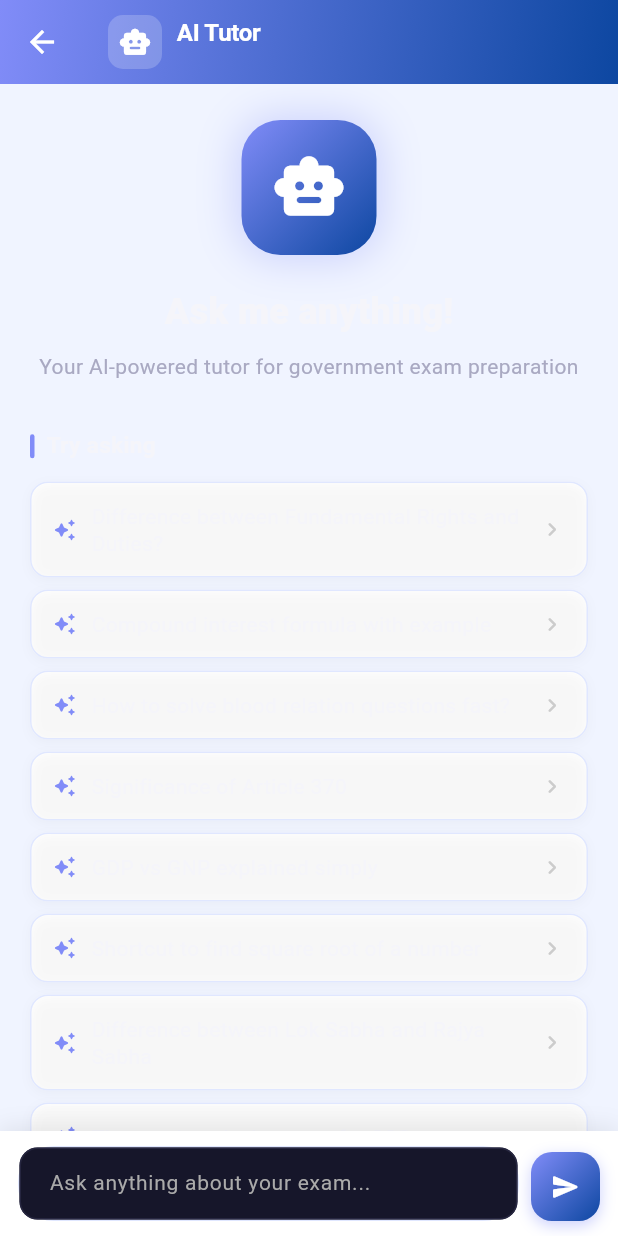
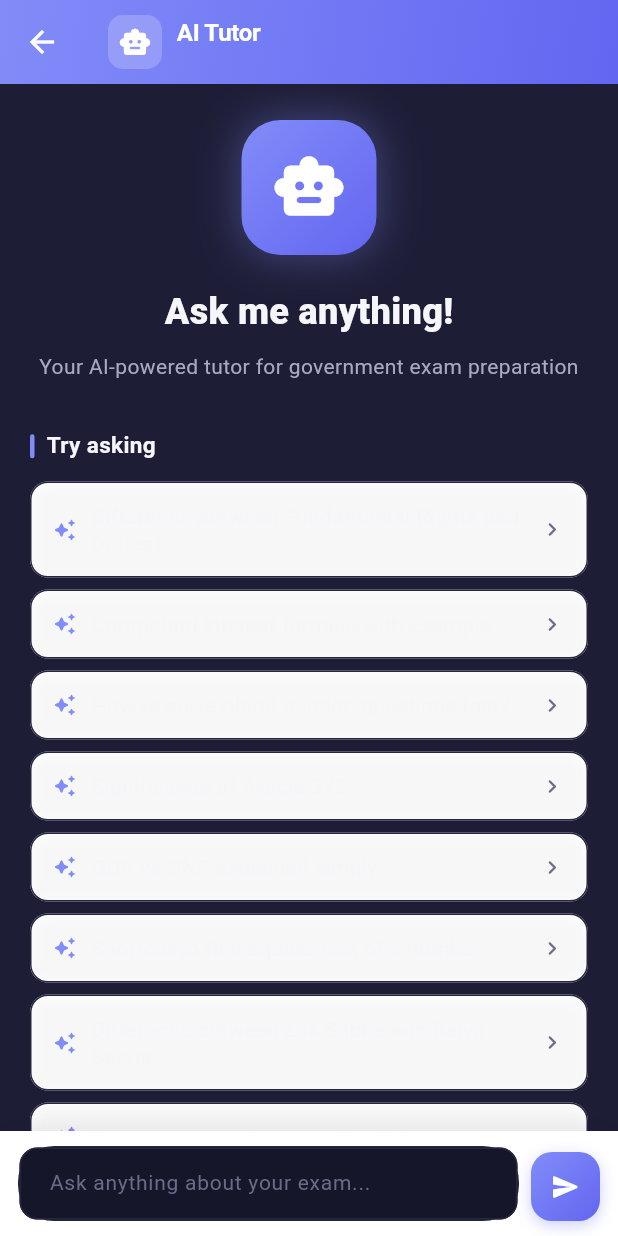
Before and after one commit to abhi9716/ScorvoAI, a Flutter app: the ProfileScreen screen opened directly, after a tap on "AI Tutor", on a phone screen of 412 x 824 dp. Run offline on Flutter 3.47's test engine with Material 3 defaults, Android fonts, the phone set to English and light mode, and no system bars; our stand-ins replace cloud_firestore, firebase_auth, firebase_core, fl_chart, flutter_riverpod, google_sign_in and 1 more; missing offline and left inert: google_mlkit_text_recognition, gpt_markdown; accounts and stored records are empty; generated files the repository leaves out were written again; network calls fail.

Commit message:
fix: theme migration + actionable network errors
Theme:
- Batch-migrate chat, insights, profile, solver, quiz_play, quiz, home,
  learn, onboarding screens from light hardcoded colors to AppColors
  tokens (textPrimary/Secondary/Tertiary, surface, surfaceHigh,
  surfaceLine, indigoBright, indigo, bg)
- This fixes invisible white text on white card backgrounds in chat
  message bubbles, input fields, and LLM markdown output

Network errors:
- ApiService now wraps SocketException/TimeoutException with a
  human-readable diagnosis ("backend running? IP correct? --host 0.0.0.0?
  same Wi-Fi?") instead of "Network error: ClientException..."
- 30s timeout on all HTTP calls (was hanging indefinitely)
- HTTP error responses now include status code + body preview
- Improved config.dart with platform-specific apiBaseUrl examples
  and "find your LAN IP" commands inline

```diff
--- a/mobile/lib/screens/chat_screen.dart
+++ b/mobile/lib/screens/chat_screen.dart
@@ -416,7 +416,7 @@ class _ChatScreenState extends State<ChatScreen> with SingleTickerProviderStateM
   @override
   Widget build(BuildContext context) {
     return Scaffold(
-      backgroundColor: const Color(0xfff0f4ff),
+      backgroundColor: AppColors.surfaceHigh,
       appBar: _buildAppBar(),
       body: Column(
         children: [
@@ -462,7 +462,7 @@ class _ChatScreenState extends State<ChatScreen> with SingleTickerProviderStateM
       flexibleSpace: Container(
         decoration: const BoxDecoration(
           gradient: LinearGradient(
-            colors: [AppColors.indigoBright, Color(0xff0d47a1)],
+            colors: [AppColors.indigoBright, AppColors.indigo],
             begin: Alignment.topLeft,
             end: Alignment.bottomRight,
           ),
@@ -514,7 +514,7 @@ class _ChatScreenState extends State<ChatScreen> with SingleTickerProviderStateM
             height: 90,
             decoration: BoxDecoration(
               gradient: const LinearGradient(
-                colors: [AppColors.indigoBright, Color(0xff0d47a1)],
+                colors: [AppColors.indigoBright, AppColors.indigo],
                 begin: Alignment.topLeft,
                 end: Alignment.bottomRight,
               ),
@@ -558,7 +558,7 @@ class _ChatScreenState extends State<ChatScreen> with SingleTickerProviderStateM
                   padding: const EdgeInsets.symmetric(horizontal: 14, vertical: 13),
                   decoration: BoxDecoration(
                     borderRadius: BorderRadius.circular(12),
-                    border: Border.all(color: const Color(0xffe0e7ff)),
+                    border: Border.all(color: AppColors.surfaceLine),
                     boxShadow: [BoxShadow(color: Colors.black.withValues(alpha: 0.03), blurRadius: 6, offset: const Offset(0, 2))],
                   ),
                   child: Row(
@@ -571,7 +571,7 @@ class _ChatScreenState extends State<ChatScreen> with SingleTickerProviderStateM
                           style: const TextStyle(fontSize: 14, color: AppColors.textPrimary, height: 1.3),
                         ),
                       ),
-                      const Icon(Icons.chevron_right_rounded, size: 18, color: Color(0xffcccccc)),
+                      const Icon(Icons.chevron_right_rounded, size: 18, color: AppColors.textTertiary),
                     ],
                   ),
                 ),
@@ -601,7 +601,7 @@ class _ChatScreenState extends State<ChatScreen> with SingleTickerProviderStateM
       height: size,
       decoration: BoxDecoration(
         gradient: const LinearGradient(
-          colors: [AppColors.indigoBright, Color(0xff0d47a1)],
+          colors: [AppColors.indigoBright, AppColors.indigo],
           begin: Alignment.topLeft,
           end: Alignment.bottomRight,
         ),
@@ -646,7 +646,7 @@ class _ChatScreenState extends State<ChatScreen> with SingleTickerProviderStateM
                         child: Container(
                           width: 8, height: 8,
                           decoration: BoxDecoration(
-                            color: Color.lerp(const Color(0xffbbbbbb), AppColors.indigoBright, bounce)!,
+                            color: Color.lerp(AppColors.textTertiary, AppColors.indigoBright, bounce)!,
                             shape: BoxShape.circle,
                           ),
                         ),
@@ -749,16 +749,16 @@ class _ChatScreenState extends State<ChatScreen> with SingleTickerProviderStateM
                             margin: const EdgeInsets.symmetric(vertical: 8),
                             decoration: BoxDecoration(
                               borderRadius: BorderRadius.circular(10),
-                              border: Border.all(color: const Color(0xffe0e7ff)),
+                              border: Border.all(color: AppColors.surfaceLine),
                             ),
                             clipBehavior: Clip.antiAlias,
                             child: Table(
-                              border: TableBorder.all(color: const Color(0xffe0e7ff), width: 0.5),
+                              border: TableBorder.all(color: AppColors.surfaceLine, width: 0.5),
                               defaultColumnWidth: const FlexColumnWidth(),
                               defaultVerticalAlignment: TableCellVerticalAlignment.middle,
                               children: rows.map((row) => TableRow(
                                 decoration: row.isHeader
-                                    ? const BoxDecoration(color: Color(0xfff0f4ff))
+                                    ? const BoxDecoration(color: AppColors.surfaceHigh)
                                     : null,
                                 children: row.fields.map((field) => Padding(
                                   padding: const EdgeInsets.symmetric(horizontal: 10, vertical: 8),
@@ -808,9 +808,9 @@ class _ChatScreenState extends State<ChatScreen> with SingleTickerProviderStateM
         child: Row(
           mainAxisSize: MainAxisSize.min,
           children: [
-            Icon(icon, size: 13, color: const Color(0xffbbbbbb)),
+            Icon(icon, size: 13, color: AppColors.textTertiary),
             const SizedBox(width: 3),
-            Text(label, style: const TextStyle(fontSize: 11, color: Color(0xffbbbbbb))),
+            Text(label, style: const TextStyle(fontSize: 11, color: AppColors.textTertiary)),
           ],
         ),
       ),
@@ -835,9 +835,9 @@ class _ChatScreenState extends State<ChatScreen> with SingleTickerProviderStateM
               Expanded(
                 child: Container(
                   decoration: BoxDecoration(
-                    color: const Color(0xfff0f4ff),
+                    color: AppColors.surfaceHigh,
                     borderRadius: BorderRadius.circular(24),
-                    border: Border.all(color: const Color(0xffe0e7ff)),
+                    border: Border.all(color: AppColors.surfaceLine),
                   ),
                   child: TextField(
                     controller: _inputController,
@@ -846,7 +846,7 @@ class _ChatScreenState extends State<ChatScreen> with SingleTickerProviderStateM
                     textCapitalization: TextCapitalization.sentences,
                     decoration: const InputDecoration(
                       hintText: 'Ask anything about your exam...',
-                      hintStyle: TextStyle(color: Color(0xffaaaaaa), fontSize: 14),
+                      hintStyle: TextStyle(color: AppColors.textTertiary, fontSize: 14),
                       border: InputBorder.none,
                       contentPadding: EdgeInsets.symmetric(horizontal: 16, vertical: 12),
                     ),
@@ -863,7 +863,7 @@ class _ChatScreenState extends State<ChatScreen> with SingleTickerProviderStateM
                   gradient: LinearGradient(
                     colors: _isStreaming
                         ? [Colors.grey.shade300, Colors.grey.shade300]
-                        : [AppColors.indigoBright, const Color(0xff0d47a1)],
+                        : [AppColors.indigoBright, AppColors.indigo],
                     begin: Alignment.topLeft,
                     end: Alignment.bottomRight,
                   ),
--- a/mobile/lib/screens/profile_screen.dart
+++ b/mobile/lib/screens/profile_screen.dart
@@ -1,4 +1,5 @@
 import 'package:flutter/material.dart';
+import 'package:scorvoai/theme/app_theme.dart';
 import 'package:firebase_auth/firebase_auth.dart';
 import 'package:scorvoai/services/auth_service.dart';
 import 'package:scorvoai/services/firestore_service.dart';
@@ -72,7 +73,7 @@ class _ProfileScreenState extends State<ProfileScreen> {
   @override
   Widget build(BuildContext context) {
     return Scaffold(
-      backgroundColor: const Color(0xfff5f7fa),
+      backgroundColor: AppColors.bg,
       body: _loading
           ? const Center(child: CircularProgressIndicator())
           : _profile == null
@@ -117,14 +118,14 @@ class _ProfileScreenState extends State<ProfileScreen> {
     return SliverAppBar(
       expandedHeight: 220,
       pinned: true,
-      backgroundColor: const Color(0xff1a73e8),
+      backgroundColor: AppColors.indigoBright,
       foregroundColor: Colors.white,
       elevation: 0,
       flexibleSpace: FlexibleSpaceBar(
         background: Container(
           decoration: const BoxDecoration(
             gradient: LinearGradient(
-              colors: [Color(0xff1a73e8), Color(0xff0d47a1)],
+              colors: [AppColors.indigoBright, AppColors.indigo],
               begin: Alignment.topLeft,
               end: Alignment.bottomRight,
             ),
@@ -173,7 +174,7 @@ class _ProfileScreenState extends State<ProfileScreen> {
   Widget _initialsAvatar(String initials, {double size = 40}) {
     return Container(
       width: size, height: size,
-      color: const Color(0xff1565c0),
+      color: AppColors.indigo,
       alignment: Alignment.center,
       child: Text(initials, style: TextStyle(fontSize: size * 0.32, fontWeight: FontWeight.w700, color: Colors.white)),
     );
@@ -190,7 +191,7 @@ class _ProfileScreenState extends State<ProfileScreen> {
       children: [
         _statBox('$streak', 'Streak', '🔥', const Color(0xffff6d00)),
         const SizedBox(width: 10),
-        _statBox('$total', 'Quizzes', '📝', const Color(0xff1a73e8)),
+        _statBox('$total', 'Quizzes', '📝', AppColors.indigoBright),
         const SizedBox(width: 10),
         _statBox('${avg.toStringAsFixed(0)}%', 'Avg', '📊', const Color(0xff34a853)),
         const SizedBox(width: 10),
@@ -213,7 +214,7 @@ class _ProfileScreenState extends State<ProfileScreen> {
             Text(emoji, style: const TextStyle(fontSize: 18)),
             const SizedBox(height: 4),
             Text(value, style: TextStyle(fontSize: 16, fontWeight: FontWeight.w800, color: color)),
-            Text(label, style: const TextStyle(fontSize: 10, color: Color(0xff999999))),
+            Text(label, style: const TextStyle(fontSize: 10, color: AppColors.textTertiary)),
           ],
         ),
       ),
@@ -223,16 +224,16 @@ class _ProfileScreenState extends State<ProfileScreen> {
   Widget _buildExamCard() {
     return _infoCard(
       icon: Icons.school_rounded,
-      iconColor: const Color(0xff1a73e8),
+      iconColor: AppColors.indigoBright,
       title: 'Target Exam',
       trailing: Container(
         padding: const EdgeInsets.symmetric(horizontal: 12, vertical: 5),
         decoration: BoxDecoration(
-          color: const Color(0xff1a73e8).withValues(alpha: 0.08),
+          color: AppColors.indigoBright.withValues(alpha: 0.08),
           borderRadius: BorderRadius.circular(20),
-          border: Border.all(color: const Color(0xff1a73e8).withValues(alpha: 0.3)),
+          border: Border.all(color: AppColors.indigoBright.withValues(alpha: 0.3)),
         ),
-        child: Text(_profile!.examLabel, style: const TextStyle(fontSize: 13, fontWeight: FontWeight.w700, color: Color(0xff1a73e8))),
+        child: Text(_profile!.examLabel, style: const TextStyle(fontSize: 13, fontWeight: FontWeight.w700, color: AppColors.indigoBright)),
       ),
     );
   }
@@ -257,7 +258,7 @@ class _ProfileScreenState extends State<ProfileScreen> {
                 child: const Icon(Icons.flag_rounded, color: Color(0xff34a853), size: 18),
               ),
               const SizedBox(width: 10),
-              const Text('Study Goals', style: TextStyle(fontSize: 15, fontWeight: FontWeight.w700, color: Color(0xff1a1a2e))),
+              const Text('Study Goals', style: TextStyle(fontSize: 15, fontWeight: FontWeight.w700, color: AppColors.textPrimary)),
             ],
           ),
           const SizedBox(height: 12),
@@ -303,7 +304,7 @@ class _ProfileScreenState extends State<ProfileScreen> {
                 child: Icon(Icons.insights_rounded, color: color, size: 18),
               ),
               const SizedBox(width: 10),
-              const Text('Performance Overview', style: TextStyle(fontSize: 15, fontWeight: FontWeight.w700, color: Color(0xff1a1a2e))),
+              const Text('Performance Overview', style: TextStyle(fontSize: 15, fontWeight: FontWeight.w700, color: AppColors.textPrimary)),
             ],
           ),
           const SizedBox(height: 16),
@@ -343,7 +344,7 @@ class _ProfileScreenState extends State<ProfileScreen> {
       children: [
         Text(value, style: TextStyle(fontSize: 18, fontWeight: FontWeight.w800, color: color)),
         const SizedBox(height: 2),
-        Text(label, style: const TextStyle(fontSize: 11, color: Color(0xff999999))),
+        Text(label, style: const TextStyle(fontSize: 11, color: AppColors.textTertiary)),
       ],
     );
   }
@@ -356,7 +357,7 @@ class _ProfileScreenState extends State<ProfileScreen> {
       applicationIcon: Container(
         width: 48, height: 48,
         decoration: BoxDecoration(
-          color: const Color(0xff1a73e8),
+          color: AppColors.indigoBright,
           borderRadius: BorderRadius.circular(12),
         ),
         child: const Icon(Icons.school_rounded, color: Colors.white, size: 28),
@@ -377,12 +378,12 @@ class _ProfileScreenState extends State<ProfileScreen> {
       child: Column(
         children: [
           _menuItem(
-            Icons.smart_toy_rounded, 'AI Tutor', const Color(0xff1a73e8),
+            Icons.smart_toy_rounded, 'AI Tutor', AppColors.indigoBright,
             () => Navigator.push(context, MaterialPageRoute(builder: (_) => const ChatScreen())),
           ),
           const Divider(height: 1, indent: 56),
           _menuItem(
-            Icons.info_outline_rounded, 'About ScorvoAI', const Color(0xff666666),
+            Icons.info_outline_rounded, 'About ScorvoAI', AppColors.textSecondary,
             _showAboutDialog,
           ),
         ],
@@ -404,8 +405,8 @@ class _ProfileScreenState extends State<ProfileScreen> {
               child: Icon(icon, color: color, size: 20),
             ),
             const SizedBox(width: 12),
-            Expanded(child: Text(title, style: const TextStyle(fontSize: 15, color: Color(0xff1a1a2e), fontWeight: FontWeight.w500))),
-            const Icon(Icons.chevron_right_rounded, color: Color(0xffcccccc), size: 20),
+            Expanded(child: Text(title, style: const TextStyle(fontSize: 15, color: AppColors.textPrimary, fontWeight: FontWeight.w500))),
+            const Icon(Icons.chevron_right_rounded, color: AppColors.textTertiary, size: 20),
           ],
         ),
       ),
@@ -444,7 +445,7 @@ class _ProfileScreenState extends State<ProfileScreen> {
             child: Icon(icon, color: iconColor, size: 20),
           ),
           const SizedBox(width: 12),
-          Text(title, style: const TextStyle(fontSize: 15, fontWeight: FontWeight.w600, color: Color(0xff1a1a2e))),
+          Text(title, style: const TextStyle(fontSize: 15, fontWeight: FontWeight.w600, color: AppColors.textPrimary)),
           const Spacer(),
           trailing,
         ],
```
Also changed, not shown: mobile/lib/config.dart (+13 -0 lines), mobile/lib/screens/insights_screen.dart (+49 -48 lines), mobile/lib/screens/quiz_play_screen.dart (+22 -21 lines), mobile/lib/screens/solver_screen.dart (+13 -12 lines), mobile/lib/services/api.dart (+38 -4 lines).
